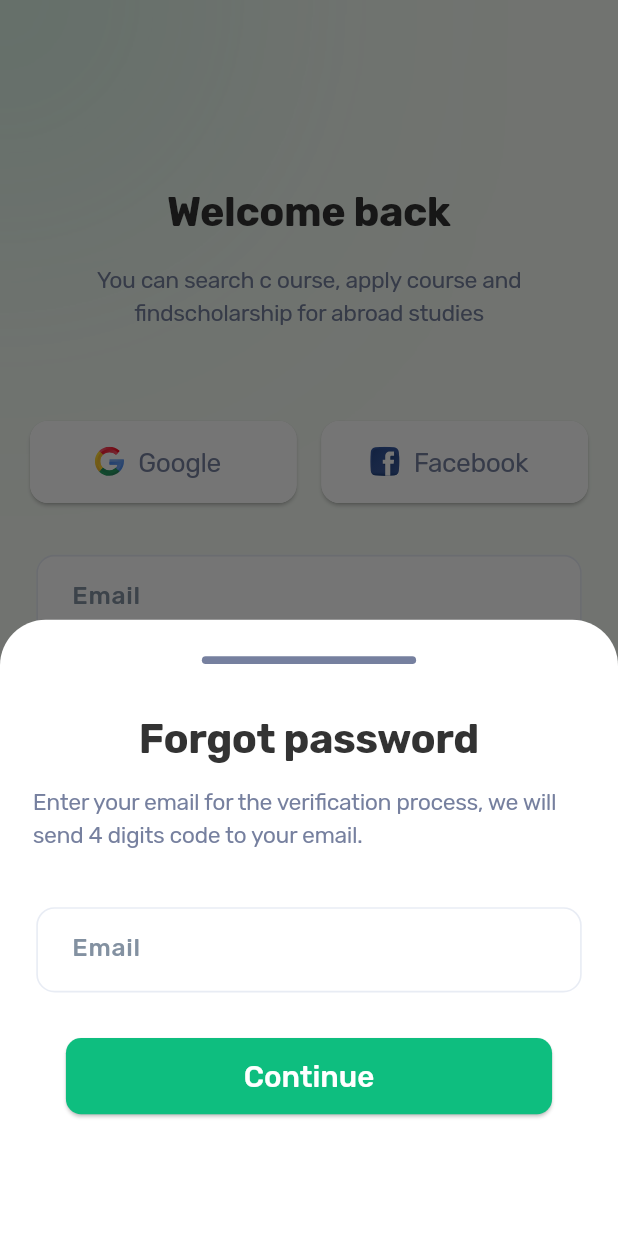
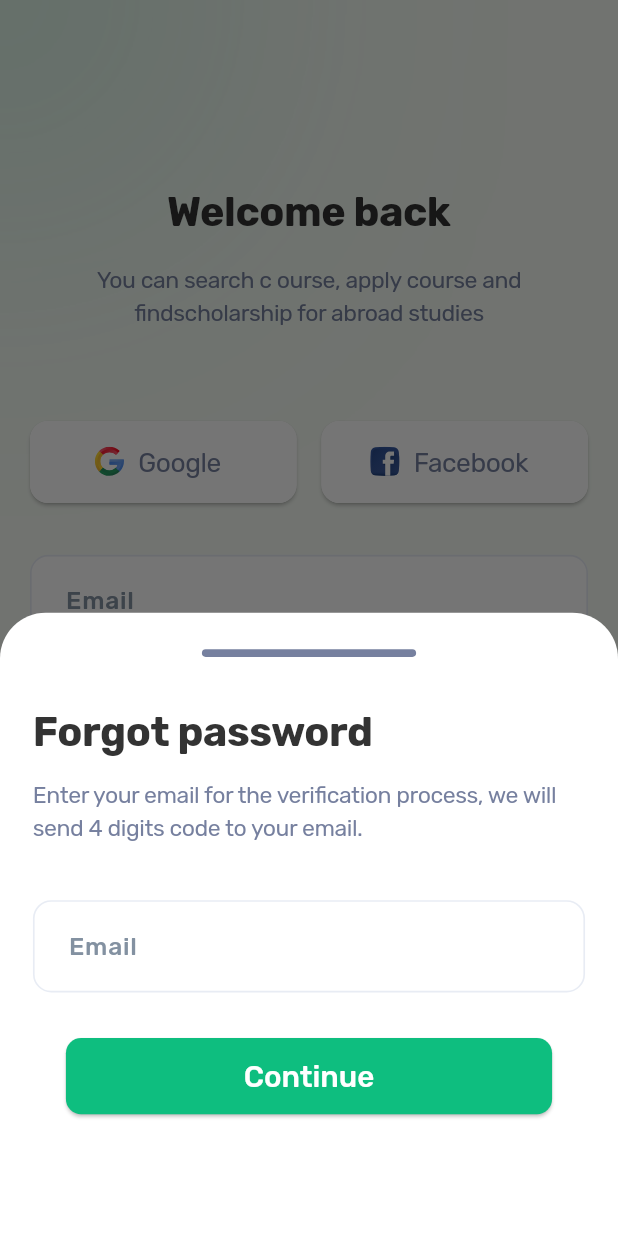
Before and after one commit to sammaralaa/doctor_hunt_app, a Flutter app: the LoginScreen screen opened by its route, after a tap on "Forgor password", on a phone screen of 412 x 824 dp. Run offline on Flutter 3.47's test engine with Material 3 defaults, Android fonts, the phone set to English and light mode, and no system bars; our stand-ins replace flutter_screenutil, flutter_svg, go_router, pin_code_fields.

Commit message:
fix log in ui

```diff
--- a/lib/features/auth/presentation/screens/login_screen.dart
+++ b/lib/features/auth/presentation/screens/login_screen.dart
@@ -36,6 +36,12 @@ class _LoginScreen extends State<LoginScreen> {
   }
 
   @override
+  void dispose() {
+    emailController.dispose();
+    passController.dispose();
+    super.dispose();
+  }
+  @override
   Widget build(BuildContext context) {
     return Scaffold(
       body: Stack(
@@ -43,8 +49,19 @@ class _LoginScreen extends State<LoginScreen> {
           TopLeftShadowWidget(),
           BottomRightShadowWidget(),
           SafeArea(
+            child: LayoutBuilder(
+              builder: (context, constraints) {
+                return SingleChildScrollView(
+                  physics: const BouncingScrollPhysics(),
+                  child: ConstrainedBox(
+                    constraints: BoxConstraints(
+                      minHeight: constraints.maxHeight,
+                    ),
+                    child: IntrinsicHeight(
                       child: Padding(
                         padding: EdgeInsets.all(20),
+                          child: Form(
+                            key: formKey,
                             child: Column(
                               children: [
                                 HeightSpace(100),
@@ -60,7 +77,8 @@ class _LoginScreen extends State<LoginScreen> {
                                 ),
                                 HeightSpace(60),
                                 Row(
-                    mainAxisAlignment: MainAxisAlignment.spaceBetween,
+                                  mainAxisAlignment:
+                                  MainAxisAlignment.spaceBetween,
                                   children: [
                                     LoginWithWidget(
                                       btnText: "Google",
@@ -84,11 +102,46 @@ class _LoginScreen extends State<LoginScreen> {
                                   ],
                                 ),
                                 HeightSpace(34),
-                  CustomTextfeildWidget(hintText: "Email"),
+                                CustomTextfeildWidget(
+                                  hintText: "Email",
+                                  validator: (value){
+                                    if(value == null || value.isEmpty){
+                                      return "Enter your email";
+                                    }
+                                  },
+                                  controller: emailController,
+                                ),
                                 HeightSpace(18),
-                  CustomTextfeildWidget(hintText: "Password"),
+                                CustomTextfeildWidget(
+                                    hintText: "Password",
+                                    controller: passController,
+                                  isPassWord: ispassword,
+                                  suffixIcon: IconButton(
+                                    icon: ispassword
+                                        ? Icon(Icons.visibility_off)
+                                        : Icon(Icons.visibility),
+                                    color: AppColors.subtitleColor,
+                                    onPressed: () {
+                                      setState(() {
+                                        ispassword = !ispassword;
+                                      });
+                                    },
+                                  ),
+                                  validator: (value){
+                                    if(value == null || value.isEmpty){
+                                      return "Enter your email";
+                                    }
+                                    if(value.length < 8){
+                                      return "password must be at least 8 characters";
+                                    }
+                                  },
+
+                                ),
                                 HeightSpace(32),
-                  CustomElevatdButton(buttonTXT: "Sign up", onTap: () {}),
+                                CustomElevatdButton(
+                                  buttonTXT: "Login",
+                                  onTap: () {},
+                                ),
                                 TextButton(
                                   onPressed: () {
                                     showModalBottomSheet(
@@ -100,33 +153,38 @@ class _LoginScreen extends State<LoginScreen> {
                                           top: Radius.circular(30.r),
                                         ),
                                       ),
-                        builder: (context) =>  ForgotPasswordWidget(),
+                                      builder: (context) =>
+                                          ForgotPasswordWidget(),
                                     );
                                   },
                                   child: Text(
                                     "Forgor password",
-                      style: AppTextStyles.subTitleTextStyle.copyWith(
-                        color: AppColors.primaryColor,
+                                    style: AppTextStyles.subTitleTextStyle
+                                        .copyWith(color: AppColors.primaryColor),
                                   ),
                                 ),
-                  ),
+                                //HeightSpace(60),
                                 Spacer(),
                                 Row(
                                   mainAxisAlignment: MainAxisAlignment.center,
                                   children: [
                                     Text(
                                       "Don’t have an account?",
-                        style: AppTextStyles.subTitleTextStyle.copyWith(
+                                      style: AppTextStyles.subTitleTextStyle
+                                          .copyWith(
                                         color: AppColors.primaryColor,
                                       ),
                                     ),
                                     TextButton(
                                       onPressed: () {
-                          GoRouter.of(context,).pushNamed(AppRoutes.signupScreen);
+                                        GoRouter.of(
+                                          context,
+                                        ).pushNamed(AppRoutes.signupScreen);
                                       },
                                       child: Text(
                                         "Join us",
-                          style: AppTextStyles.subTitleTextStyle.copyWith(
+                                        style: AppTextStyles.subTitleTextStyle
+                                            .copyWith(
                                           color: AppColors.primaryColor,
                                         ),
                                       ),
@@ -135,6 +193,13 @@ class _LoginScreen extends State<LoginScreen> {
                                 ),
                               ],
                             ),
+                          )
+
+                        ),
+                      ),
+                    ),
+                );
+              },
             ),
           ),
         ],
--- a/lib/features/auth/presentation/widgets/custom_textfeild_widget.dart
+++ b/lib/features/auth/presentation/widgets/custom_textfeild_widget.dart
@@ -28,8 +28,8 @@ class CustomTextfeildWidget extends StatelessWidget {
   @override
   Widget build(BuildContext context) {
     return SizedBox(
-      width: width ?? 331.w,
-      height: height ?? 56.h,
+      width: double.infinity,
+      //height: height ?? 56.h,
 
       child: TextFormField(
         controller: controller,
--- a/lib/features/auth/presentation/widgets/forgot_password_widget.dart
+++ b/lib/features/auth/presentation/widgets/forgot_password_widget.dart
@@ -3,6 +3,7 @@ import 'package:doctor_hunt_app/core/theme/app_text_styles.dart';
 import 'package:doctor_hunt_app/core/widgets/custom_elevated_button.dart';
 import 'package:doctor_hunt_app/core/widgets/spacing_widgets.dart';
 import 'package:doctor_hunt_app/features/auth/presentation/widgets/custom_textfeild_widget.dart';
+import 'package:doctor_hunt_app/features/auth/presentation/widgets/enter_digits_widget.dart';
 import 'package:doctor_hunt_app/features/auth/presentation/widgets/reset_password_widget.dart';
 import 'package:flutter/cupertino.dart';
 import 'package:flutter/material.dart';
@@ -32,6 +33,9 @@ class ForgotPasswordWidget extends StatelessWidget{
             ),
           ),
           HeightSpace(30),
+          Column(
+            crossAxisAlignment: CrossAxisAlignment.start,
+            children: [
               Text(
                 'Forgot password',
                 style: AppTextStyles.titleTextStyle,
@@ -42,6 +46,8 @@ class ForgotPasswordWidget extends StatelessWidget{
               Text(
                 'Enter your email for the verification process, we will send 4 digits code to your email.',
                 style: AppTextStyles.subTitleTextStyle,
+              )
+            ],
           ),
 
           SizedBox(height: 36.h),
@@ -57,7 +63,7 @@ class ForgotPasswordWidget extends StatelessWidget{
                   top: Radius.circular(30.r),
                 ),
               ),
-              builder: (context) =>  ResetPasswordWidget(),
+              builder: (context) =>  EnterDigitsWidget(),
             );
           },),
           HeightSpace(50),
--- a/pubspec.yaml
+++ b/pubspec.yaml
@@ -38,6 +38,7 @@ dependencies:
   flutter_screenutil: ^5.9.3
   flutter_svg: ^2.3.0
   pin_code_fields: ^9.4.0
+
 
 dev_dependencies:
   flutter_test:
```
Also changed, not shown: lib/features/auth/presentation/widgets/enter_digits_widget.dart (+29 -3 lines). Lines whose indentation alone changed are shown as unchanged.
